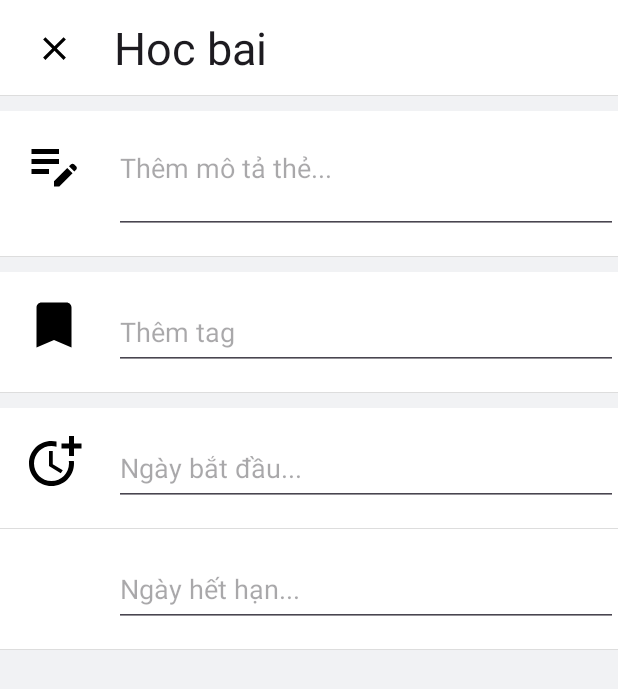
After one commit to leequanno1/Task-manager-mobile-app, an Android app: the TaskDetails screen opened directly, with no data from a screen before it, on a phone screen of 412 x 824 dp. The commit adds this screen. Shown: the top 689 px of the screen. Run offline under Robolectric (Android 15) with nearby library versions, the phone set to English and light mode, and no system bars.

Commit message:
check adding view

```diff
--- a/app/src/main/AndroidManifest.xml
+++ b/app/src/main/AndroidManifest.xml
@@ -13,6 +13,9 @@
         android:theme="@style/Theme.TaskManagerment"
         tools:targetApi="31">
         <activity
+            android:name=".TaskDetails"
+            android:exported="true" />
+        <activity
             android:name=".MainActivity"
             android:exported="true">
             <intent-filter>
--- /dev/null
+++ b/app/src/main/java/com/example/taskmanagerment/TaskDetails.java
@@ -0,0 +1,14 @@
+package com.example.taskmanagerment;
+
+import androidx.appcompat.app.AppCompatActivity;
+
+import android.os.Bundle;
+
+public class TaskDetails extends AppCompatActivity {
+
+    @Override
+    protected void onCreate(Bundle savedInstanceState) {
+        super.onCreate(savedInstanceState);
+        setContentView(R.layout.activity_task_details);
+    }
+}
--- /dev/null
+++ b/app/src/main/res/drawable/baseline_bookmark.xml
@@ -0,0 +1,5 @@
+<vector android:height="24dp" android:tint="#000000"
+    android:viewportHeight="24" android:viewportWidth="24"
+    android:width="24dp" xmlns:android="http://schemas.android.com/apk/res/android">
+    <path android:fillColor="@android:color/white" android:pathData="M17,3H7c-1.1,0 -1.99,0.9 -1.99,2L5,21l7,-3 7,3V5c0,-1.1 -0.9,-2 -2,-2z"/>
+</vector>
--- /dev/null
+++ b/app/src/main/res/drawable/baseline_clear.xml
@@ -0,0 +1,5 @@
+<vector android:height="26dp" android:tint="#000000"
+    android:viewportHeight="24" android:viewportWidth="24"
+    android:width="26dp" xmlns:android="http://schemas.android.com/apk/res/android">
+    <path android:fillColor="@android:color/white" android:pathData="M19,6.41L17.59,5 12,10.59 6.41,5 5,6.41 10.59,12 5,17.59 6.41,19 12,13.41 17.59,19 19,17.59 13.41,12z"/>
+</vector>
--- /dev/null
+++ b/app/src/main/res/drawable/baseline_deadline.xml
@@ -0,0 +1,7 @@
+<vector android:height="24dp" android:tint="#D94141"
+    android:viewportHeight="24" android:viewportWidth="24"
+    android:width="24dp" xmlns:android="http://schemas.android.com/apk/res/android">
+    <path android:fillColor="@android:color/white" android:pathData="M10,8l0,6l4.7,2.9l0.8,-1.2l-4,-2.4l0,-5.3z"/>
+    <path android:fillColor="@android:color/white" android:pathData="M17.92,12c0.05,0.33 0.08,0.66 0.08,1c0,3.9 -3.1,7 -7,7s-7,-3.1 -7,-7c0,-3.9 3.1,-7 7,-7c0.7,0 1.37,0.1 2,0.29V4.23C12.36,4.08 11.69,4 11,4c-5,0 -9,4 -9,9s4,9 9,9s9,-4 9,-9c0,-0.34 -0.02,-0.67 -0.06,-1H17.92z"/>
+    <path android:fillColor="@android:color/white" android:pathData="M20,5l0,-3l-2,0l0,3l-3,0l0,2l3,0l0,3l2,0l0,-3l3,0l0,-2z"/>
+</vector>
--- /dev/null
+++ b/app/src/main/res/drawable/baseline_edit_note.xml
@@ -0,0 +1,5 @@
+<vector android:height="26dp" android:tint="#000000"
+    android:viewportHeight="24" android:viewportWidth="24"
+    android:width="26dp" xmlns:android="http://schemas.android.com/apk/res/android">
+    <path android:fillColor="@android:color/white" android:pathData="M3,10h11v2H3V10zM3,8h11V6H3V8zM3,16h7v-2H3V16zM18.01,12.87l0.71,-0.71c0.39,-0.39 1.02,-0.39 1.41,0l0.71,0.71c0.39,0.39 0.39,1.02 0,1.41l-0.71,0.71L18.01,12.87zM17.3,13.58l-5.3,5.3V21h2.12l5.3,-5.3L17.3,13.58z"/>
+</vector>
--- /dev/null
+++ b/app/src/main/res/drawable/baseline_more_time.xml
@@ -0,0 +1,7 @@
+<vector android:height="26dp" android:tint="#000000"
+    android:viewportHeight="24" android:viewportWidth="24"
+    android:width="26dp" xmlns:android="http://schemas.android.com/apk/res/android">
+    <path android:fillColor="@android:color/white" android:pathData="M10,8l0,6l4.7,2.9l0.8,-1.2l-4,-2.4l0,-5.3z"/>
+    <path android:fillColor="@android:color/white" android:pathData="M17.92,12c0.05,0.33 0.08,0.66 0.08,1c0,3.9 -3.1,7 -7,7s-7,-3.1 -7,-7c0,-3.9 3.1,-7 7,-7c0.7,0 1.37,0.1 2,0.29V4.23C12.36,4.08 11.69,4 11,4c-5,0 -9,4 -9,9s4,9 9,9s9,-4 9,-9c0,-0.34 -0.02,-0.67 -0.06,-1H17.92z"/>
+    <path android:fillColor="@android:color/white" android:pathData="M20,5l0,-3l-2,0l0,3l-3,0l0,2l3,0l0,3l2,0l0,-3l3,0l0,-2z"/>
+</vector>
--- /dev/null
+++ b/app/src/main/res/drawable/shape_row_container.xml
@@ -0,0 +1,13 @@
+<?xml version="1.0" encoding="utf-8"?>
+<layer-list xmlns:android="http://schemas.android.com/apk/res/android">
+    <item>
+        <shape android:shape="rectangle">
+            <solid android:color="#FFDDDDDD"/>
+        </shape>
+    </item>
+    <item android:bottom="1dp">
+        <shape android:shape="rectangle">
+            <solid android:color="#fff"/>
+        </shape>
+    </item>
+</layer-list>
--- /dev/null
+++ b/app/src/main/res/layout/activity_task_details.xml
@@ -0,0 +1,147 @@
+<?xml version="1.0" encoding="utf-8"?>
+<androidx.constraintlayout.widget.ConstraintLayout xmlns:android="http://schemas.android.com/apk/res/android"
+    xmlns:app="http://schemas.android.com/apk/res-auto"
+    xmlns:tools="http://schemas.android.com/tools"
+    android:layout_width="match_parent"
+    android:layout_height="match_parent"
+    tools:context=".TaskDetails"
+    android:background="@color/app_background">
+
+    <androidx.appcompat.widget.Toolbar
+        android:id="@+id/toolbar"
+        android:layout_width="match_parent"
+        android:layout_height="wrap_content"
+        android:background="@drawable/shape_row_container"
+        android:minHeight="?attr/actionBarSize"
+        android:theme="?attr/actionBarTheme"
+        app:layout_constraintEnd_toEndOf="parent"
+        app:layout_constraintStart_toStartOf="parent"
+        app:layout_constraintTop_toTopOf="parent"
+        android:gravity="center">
+        <ImageButton
+            android:layout_width="40dp"
+            android:layout_height="40dp"
+            android:src="@drawable/baseline_clear"
+            android:background="@android:color/transparent"
+            android:layout_marginRight="20dp"/>
+        <EditText
+            android:layout_width="wrap_content"
+            android:layout_height="wrap_content"
+            android:text="Hoc bai"
+            android:textSize="30dp"
+            android:inputType="text"
+            android:background="@android:color/transparent"
+            />
+
+    </androidx.appcompat.widget.Toolbar>
+
+
+    <TableLayout
+        android:layout_width="match_parent"
+        android:layout_height="wrap_content"
+        android:layout_marginTop="10dp"
+        android:stretchColumns="1"
+        app:layout_constraintEnd_toEndOf="parent"
+        app:layout_constraintHorizontal_bias="0.0"
+        app:layout_constraintStart_toStartOf="parent"
+        app:layout_constraintTop_toBottomOf="@+id/toolbar">
+
+        <TableRow
+            android:layout_width="match_parent"
+            android:layout_height="match_parent"
+            android:paddingVertical="15dp"
+            android:background="@drawable/shape_row_container"
+            android:layout_marginBottom="10dp">
+
+            <ImageView
+                android:id="@+id/imageView2"
+                android:layout_width="40dp"
+                android:layout_height="40dp"
+                android:layout_marginLeft="16dp"
+                android:layout_marginRight="20dp"
+                android:src="@drawable/baseline_edit_note" />
+
+            <EditText
+                android:id="@+id/editTextText2"
+                android:layout_width="match_parent"
+                android:layout_height="wrap_content"
+                android:ems="10"
+                android:gravity="start"
+                android:hint="Thêm mô tả thẻ..."
+                android:inputType="textMultiLine"
+                android:minLines="2" />
+        </TableRow>
+
+        <TableRow
+            android:layout_width="match_parent"
+            android:layout_height="match_parent"
+            android:paddingVertical="15dp"
+            android:background="@drawable/shape_row_container"
+            android:layout_marginBottom="10dp">
+
+            <ImageView
+                android:id="@+id/imageView3"
+                android:layout_width="40dp"
+                android:layout_height="40dp"
+                android:layout_marginLeft="16dp"
+                android:layout_marginRight="20dp"
+                android:src="@drawable/baseline_bookmark" />
+
+            <EditText
+                android:id="@+id/editTextText3"
+                android:layout_width="match_parent"
+                android:layout_height="50dp"
+                android:ems="10"
+                android:hint="Thêm tag"
+                android:inputType="datetime" />
+        </TableRow>
+
+        <TableRow
+            android:layout_width="match_parent"
+            android:layout_height="match_parent"
+            android:paddingVertical="15dp"
+            android:background="@drawable/shape_row_container">
+
+            <ImageView
+                android:id="@+id/imageView4"
+                android:layout_width="40dp"
+                android:layout_height="40dp"
+                android:layout_marginLeft="16dp"
+                android:layout_marginRight="20dp"
+                android:src="@drawable/baseline_more_time" />
+
+            <EditText
+                android:id="@+id/editTextText4"
+                android:layout_width="match_parent"
+                android:layout_height="50dp"
+                android:ems="10"
+                android:hint="@string/begin_day"
+                android:inputType="datetime" />
+        </TableRow>
+
+        <TableRow
+            android:layout_width="match_parent"
+            android:layout_height="match_parent"
+            android:paddingVertical="15dp"
+            android:background="@drawable/shape_row_container"
+            android:layout_marginBottom="10dp">
+
+            <ImageView
+                android:id="@+id/imageView5"
+                android:layout_width="40dp"
+                android:layout_height="40dp"
+                android:layout_marginLeft="16dp"
+                android:layout_marginRight="20dp"
+                android:src="@drawable/baseline_deadline"
+                android:visibility="invisible" />
+
+            <EditText
+                android:id="@+id/editTextText5"
+                android:layout_width="match_parent"
+                android:layout_height="50dp"
+                android:ems="10"
+                android:hint="@string/deadline_day"
+                android:inputType="datetime" />
+        </TableRow>
+    </TableLayout>
+</androidx.constraintlayout.widget.ConstraintLayout>
--- a/app/src/main/res/values-night/themes.xml
+++ b/app/src/main/res/values-night/themes.xml
@@ -1,6 +1,6 @@
 <resources xmlns:tools="http://schemas.android.com/tools">
     <!-- Base application theme. -->
-    <style name="Base.Theme.TaskManagerment" parent="Theme.Material3.DayNight.NoActionBar">
+    <style name="Base.Theme.TaskManagerment" parent="Theme.AppCompat.Light.NoActionBar">
         <!-- Customize your dark theme here. -->
         <!-- <item name="colorPrimary">@color/my_dark_primary</item> -->
     </style>
--- a/app/src/main/res/values/colors.xml
+++ b/app/src/main/res/values/colors.xml
@@ -2,4 +2,5 @@
 <resources>
     <color name="black">#FF000000</color>
     <color name="white">#FFFFFFFF</color>
+    <color name="app_background">#f1f2f4</color>
 </resources>
--- a/app/src/main/res/values/strings.xml
+++ b/app/src/main/res/values/strings.xml
@@ -1,3 +1,5 @@
 <resources>
     <string name="app_name">Task Managerment</string>
+    <string name="begin_day">Ngày bắt đầu...</string>
+    <string name="deadline_day">Ngày hết hạn...</string>
 </resources>
```
